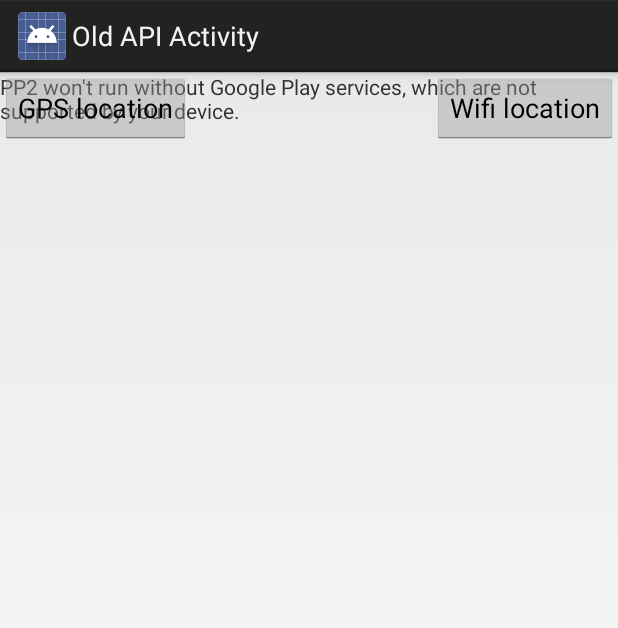
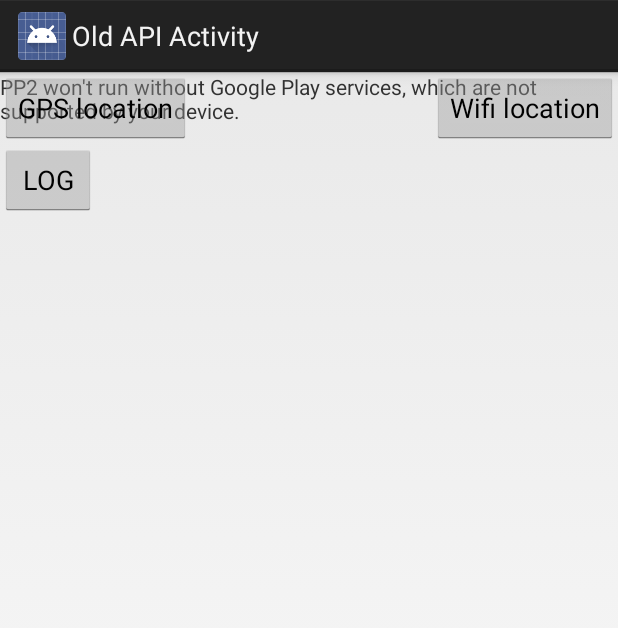
Before and after one commit to MortenBirk/PP2, an Android app: the OldAPIActivity screen opened directly, with no data from a screen before it, on a phone screen of 412 x 824 dp. Shown: the top 628 px of the screen. Run offline under Robolectric (Android 15) with nearby library versions, the light colour scheme and no system bars; 1 statement that could not run was skipped.

Commit message:
Add log button

```diff
--- a/app/src/main/java/com/pp2/starlords/pp2/MainActivity.java
+++ b/app/src/main/java/com/pp2/starlords/pp2/MainActivity.java
@@ -19,13 +19,11 @@ public class MainActivity extends Activity {
         setContentView(R.layout.activity_main);
 
 
-
         if (savedInstanceState == null) {
             getFragmentManager().beginTransaction()
                     .add(R.id.container, new MainViewFragment())
                     .commit();
         }
-
     }
 
 
--- a/app/src/main/java/com/pp2/starlords/pp2/OldAPIActivity.java
+++ b/app/src/main/java/com/pp2/starlords/pp2/OldAPIActivity.java
@@ -24,9 +24,11 @@ import com.google.android.gms.maps.model.MarkerOptions;
 public class OldAPIActivity extends Activity implements LocationListener {
 
     private LocationManager locationManager;
-    private static final long TIME_INTERVAL = 5000;
-    private static final float SPACE_INTERVAL = 0;
+    private static final long TIME_INTERVAL = 3000;
+    private static final float SPACE_INTERVAL = 1;
     private GoogleMap googleMap;
+    private String provider = LocationManager.GPS_PROVIDER;
+    private int numberOfLogs = 0;
 
     private Marker currentMarker;
 
@@ -53,21 +55,31 @@ public class OldAPIActivity extends Activity implements LocationListener {
         }
     }
 
+    public void logLocation(View view) {
+        numberOfLogs++;
+        Location location = locationManager.getLastKnownLocation(provider);
+        Toast.makeText(this, "logged" + numberOfLogs, Toast.LENGTH_SHORT).show();
+        FileLogger.write(
+                location.getLatitude() + "," +
+                        location.getLongitude(), "readingsOldAPI.log", getApplicationContext());
+    }
+
     public void chooseGps(View view) {
+        this.provider = LocationManager.GPS_PROVIDER;
         this.locationManager.requestLocationUpdates(LocationManager.GPS_PROVIDER,TIME_INTERVAL, SPACE_INTERVAL, this);
     }
 
     public void chooseWifi(View view) {
+        this.provider = LocationManager.NETWORK_PROVIDER;
         this.locationManager.requestLocationUpdates(LocationManager.NETWORK_PROVIDER,TIME_INTERVAL, SPACE_INTERVAL, this);
     }
 
-
     @Override
     public void onLocationChanged(Location location) {
-        String msg = "Updated Location: " +
+        /*String msg = "Updated Location: " +
                 Double.toString(location.getLatitude()) + "," +
                 Double.toString(location.getLongitude());
-        Toast.makeText(this, msg, Toast.LENGTH_SHORT).show();
+        Toast.makeText(this, msg, Toast.LENGTH_SHORT).show();*/
 
         LatLng currentP = new LatLng(location.getLatitude(), location.getLongitude());
 
@@ -78,9 +90,6 @@ public class OldAPIActivity extends Activity implements LocationListener {
         currentMarker = googleMap.addMarker(new MarkerOptions().
                 position(currentP).icon(BitmapDescriptorFactory.fromResource(R.drawable.ic_red)));
 
-        FileLogger.write(
-                location.getLatitude() + "," +
-                        location.getLongitude(), "readingsOldAPI.log", getApplicationContext());
     }
 
     @Override
--- a/app/src/main/res/layout/fragment_old_api.xml
+++ b/app/src/main/res/layout/fragment_old_api.xml
@@ -18,5 +18,14 @@
         android:layout_alignParentTop="true"
         android:layout_alignParentEnd="true"
         android:id="@+id/btn_Wifi"/>
+    <Button
+        android:layout_width="wrap_content"
+        android:layout_height="wrap_content"
+        android:text="@string/log_button"
+        android:onClick="logLocation"
+        android:layout_gravity="center_horizontal"
+        android:id="@+id/old_log"
+        android:layout_below="@+id/btn_GPS"
+        android:layout_alignParentStart="true" />
 
 </RelativeLayout>
--- a/app/src/main/res/values/strings.xml
+++ b/app/src/main/res/values/strings.xml
@@ -16,4 +16,5 @@
     <string name="btn_GPS">GPS location</string>
     <string name="btn_Wifi">Wifi location</string>
     <string name="cdf_button">Watch CDF</string>
+    <string name="log_button">LOG</string>
 </resources>
```
Also changed, not shown: app/src/main/java/com/pp2/starlords/pp2/NewAPIActivity.java (+12 -5 lines), app/src/main/res/layout/fragment_new_api.xml (+10 -0 lines).
